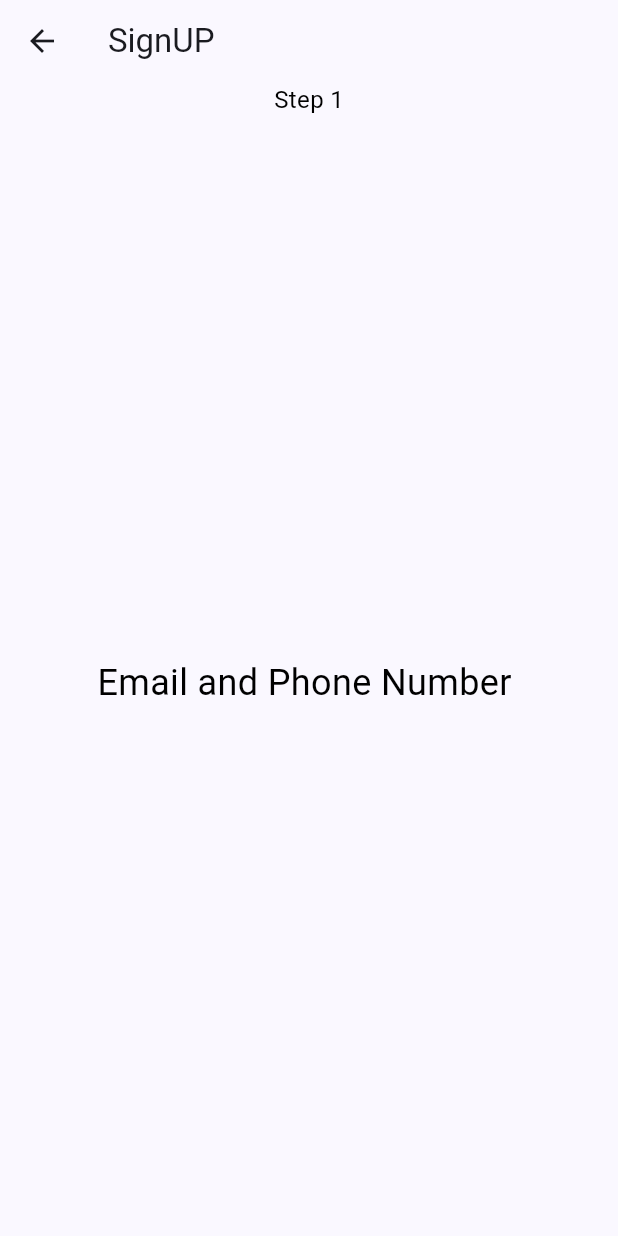
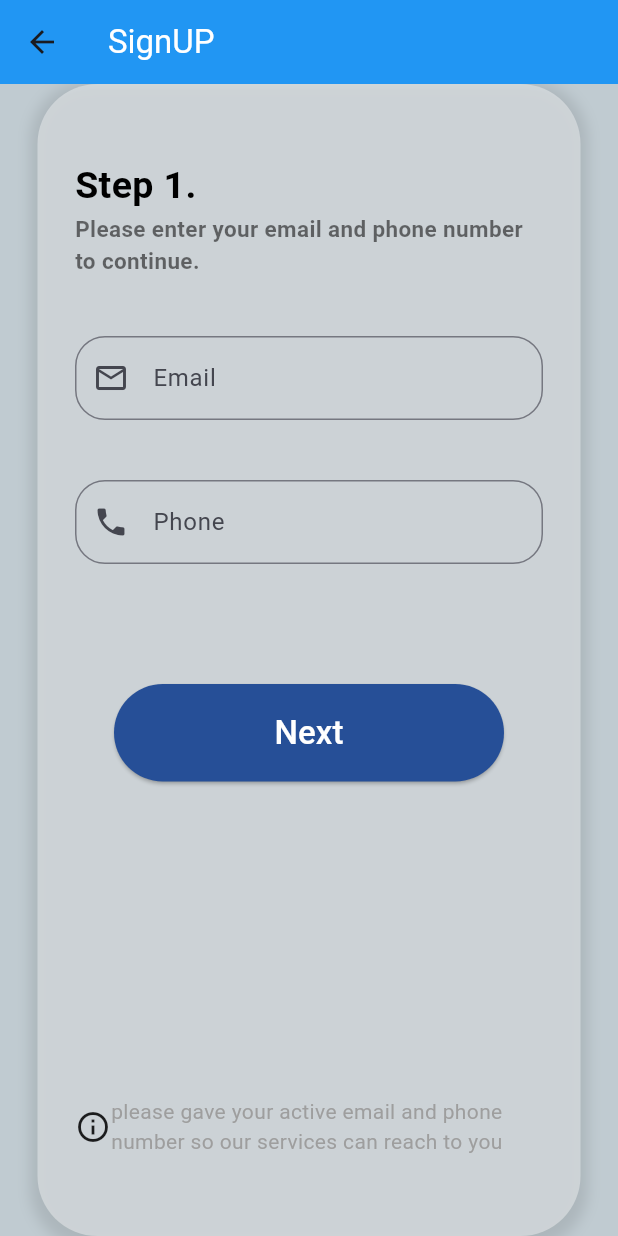
Before and after one commit to nyxparadox/Smart_Doorbell_Security_system, a Flutter app: the EmailPhoneScreen screen opened directly, on a phone screen of 412 x 824 dp. Run offline on Flutter 3.47's test engine with Material 3 defaults, Android fonts, the phone set to English and light mode, and no system bars; our stand-ins replace get_it.

Commit message:
Added SignUP screen ui with email and phone.

```diff
--- a/flutter_App/doorsnap/lib/Presentation/home/screen/auth/SignUp_screens/email_phone_screen.dart
+++ b/flutter_App/doorsnap/lib/Presentation/home/screen/auth/SignUp_screens/email_phone_screen.dart
@@ -11,28 +11,119 @@ class _EmailPhoneScreenState extends State<EmailPhoneScreen> {
   @override
   Widget build(BuildContext context) {
     return Scaffold(
+      resizeToAvoidBottomInset: false,
       appBar: AppBar(
-        title: const Text('SignUP '),
-        bottom: PreferredSize(
-          preferredSize: const Size.fromHeight(30),
-          child: Padding(
-            padding: const EdgeInsets.only(bottom: 8.0),
-            child: Text(
-              'Step 1',
-              style: const TextStyle(fontSize: 16, color: Colors.black),
-            ),
-          ),
-        ),
+        title: const Text('SignUP ',style: TextStyle(color: Colors.white),),
+        backgroundColor: Colors.blue,
+
 
       ),
 
       body: Center(
-        child: Text(
-          'Email and Phone Number ',
-          style: TextStyle(fontSize: 24, color: Colors.black),
-        ),
+        child: Container(
+          width: double.infinity,
+          height: double.infinity,
+          decoration: BoxDecoration(
+            color: Color.fromARGB(255, 192, 203, 209),
+          ),
+
+          padding: const EdgeInsets.only( left: 25, right: 25),
+
+          child: Center(
+            child: Container(
+              width: double.infinity,
+              height: 800,
+              decoration: BoxDecoration(
+                color: Colors.white38,
+                borderRadius: BorderRadius.circular(40),
+                boxShadow: [
+                  BoxShadow(
+                    color: Colors.black.withOpacity(0.1),
+                    spreadRadius: 5,
+                    blurRadius: 7,
+                    offset: const Offset(0, 3),
+                  )
+                ]
+              ),
+
+              padding: const EdgeInsets.only(top: 50, bottom: 50, left: 25, right: 25),
+
+              child: SingleChildScrollView(
+                child: Column(
+                  children: [
+                    Row(
+                      mainAxisAlignment: MainAxisAlignment.start,
+                      children: [
+                        Text("Step 1.",
+                          style: TextStyle(fontSize: 25, fontWeight: FontWeight.bold, color: Colors.black),
+                        ),
+                      ],
+                    ),
+
+                    Text("Please enter your email and phone number to continue.",
+                      style: TextStyle(fontSize: 15, fontWeight: FontWeight.bold, color: Colors.black54),
+                    ),
+
+                    const SizedBox(height: 40),
+
+                    TextField(
+                      decoration: InputDecoration(
+                        labelText: "Email",
+                        prefixIcon: Icon(Icons.email_outlined),
+                        border: OutlineInputBorder(
+                          borderRadius: BorderRadius.circular(20)
+                        )
+                      ),
+                    ),
+
+                    const SizedBox(height: 40),
+
+                    TextField(
+                      keyboardType: TextInputType.number,
+                      decoration: InputDecoration(
+                        labelText: "Phone",
+                        prefixIcon: Icon(Icons.phone),
+                        border: OutlineInputBorder(
+                          borderRadius: BorderRadius.circular(20)
+                        )
+                      ),
+
+                    ),
+
+                    const SizedBox(height: 80),
+
+                    ElevatedButton(onPressed: (){},
+                     child: Text("Next",
+                      style: TextStyle(fontSize: 22,color: Colors.white)),
+
+
+                     style: ElevatedButton.styleFrom(
+                      backgroundColor: const Color.fromARGB(255, 38, 79, 151),
+                      minimumSize: Size(260, 65)
+                      ),
+                    ),
+
+                    const SizedBox(height: 210,),
+
+                    Row(
+                      mainAxisAlignment: MainAxisAlignment.start,
+                      children: [
+                        Icon(Icons.info_outline),
+                        Flexible(
+                          child: Text(
+                            "please gave your active email and phone number so our services can reach to you ",
+                            style: TextStyle(color: Colors.grey, fontSize: 14),
+                          ),
+                        ),
+                      ],
+                    )
+                  ],
+                ),
+              ),
+            ),
+          ),
+        )
       ),
-
     );
   }
 }
```
